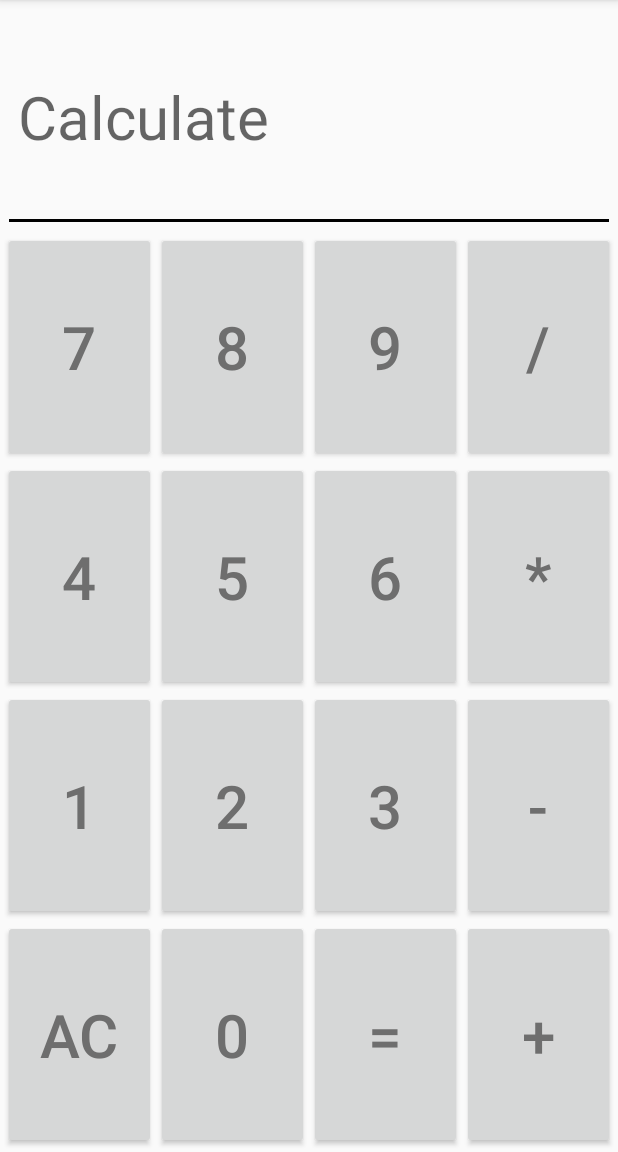
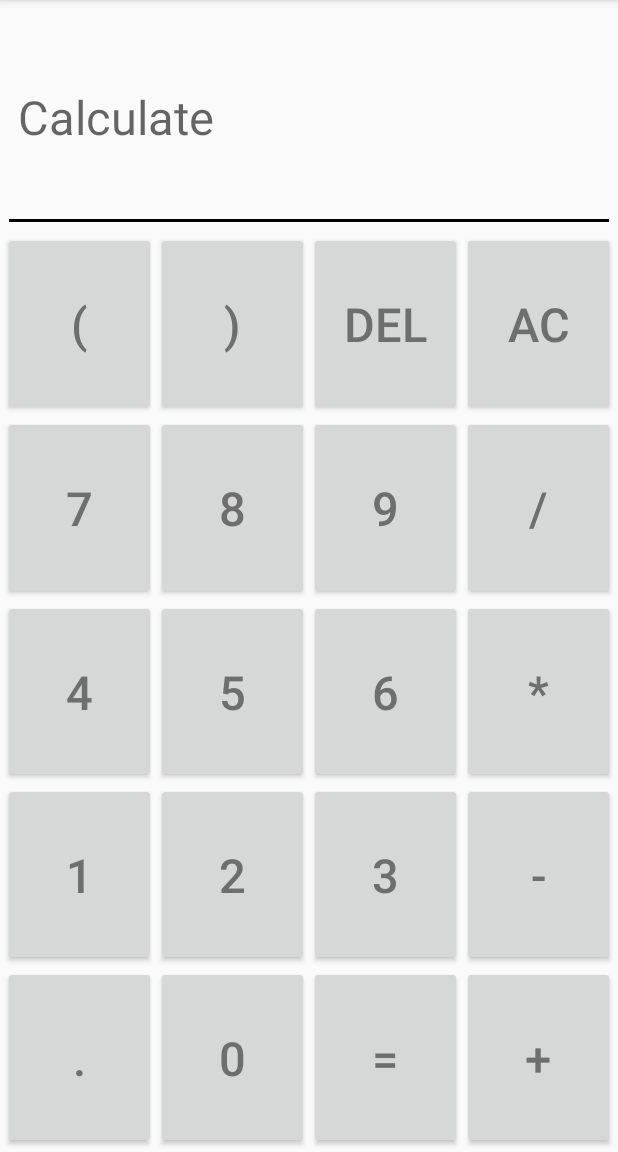
Before and after one commit to JigneshSatam/calculator, an Android app: the screen it shows after launch (Calculator), on a phone screen of 412 x 824 dp, the part 84-1236 px from its top. Run offline under Robolectric (Android 15) with nearby library versions, the phone set to English and light mode, and no system bars.

Commit message:
Added more functionality buttons

```diff
--- a/app/src/main/res/layout/activity_calculator.xml
+++ b/app/src/main/res/layout/activity_calculator.xml
@@ -30,8 +30,30 @@
         android:layout_height="0dp"
         android:layout_weight="0.80"
         android:orientation="vertical"
-        android:weightSum="4">
+        android:weightSum="5">
 
+        <LinearLayout
+            style="@style/buttonHolderLayout">
+            <Button
+                android:id="@+id/left_bracket"
+                android:text="("
+                style="@style/buttonStyle" />
+
+            <Button
+                android:id="@+id/right_bracket"
+                android:text=")"
+                style="@style/buttonStyle" />
+
+            <Button
+                android:id="@+id/del"
+                android:text="DEL"
+                style="@style/buttonStyle" />
+
+            <Button
+                android:id="@+id/clear"
+                android:text="AC"
+                style="@style/buttonStyle" />
+        </LinearLayout>
         <LinearLayout
             style="@style/buttonHolderLayout">
 
@@ -105,8 +127,8 @@
             style="@style/buttonHolderLayout">
 
             <Button
-                android:id="@+id/clear"
-                android:text="AC"
+                android:id="@+id/dot"
+                android:text="."
                 style="@style/buttonStyle" />
 
             <Button
--- a/app/src/main/res/values/dimens.xml
+++ b/app/src/main/res/values/dimens.xml
@@ -1,4 +1,4 @@
 <?xml version="1.0" encoding="utf-8"?>
 <resources>
-    <dimen name="buttonFontSize">40sp</dimen>
+    <dimen name="buttonFontSize">31sp</dimen>
 </resources>
```
